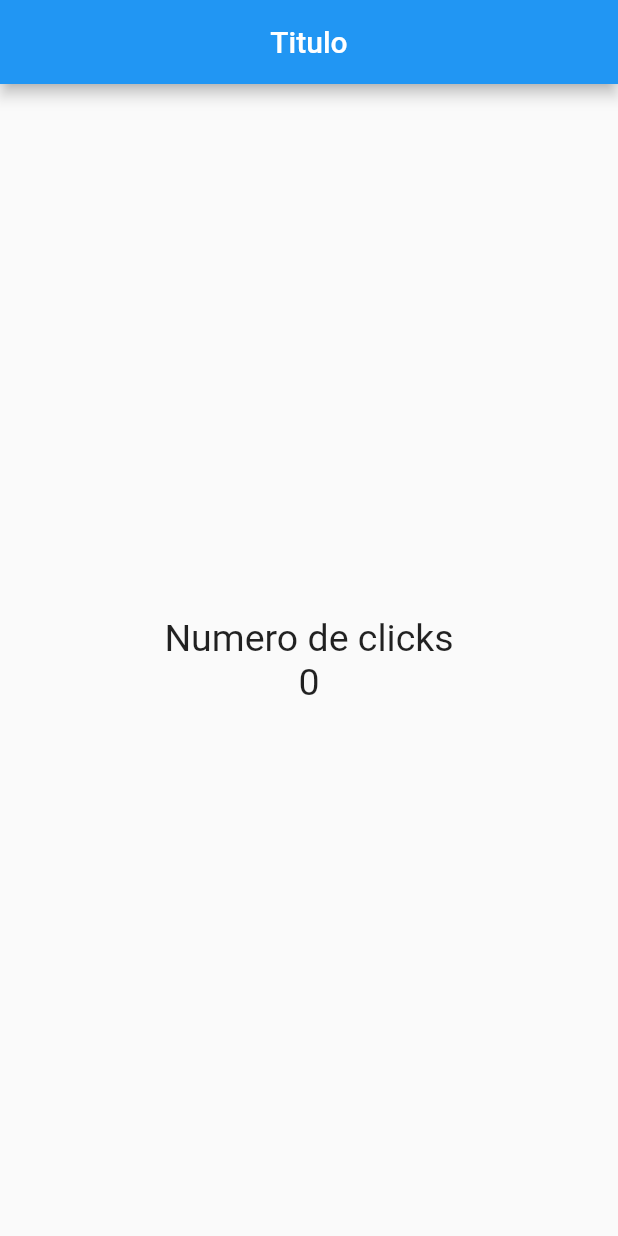
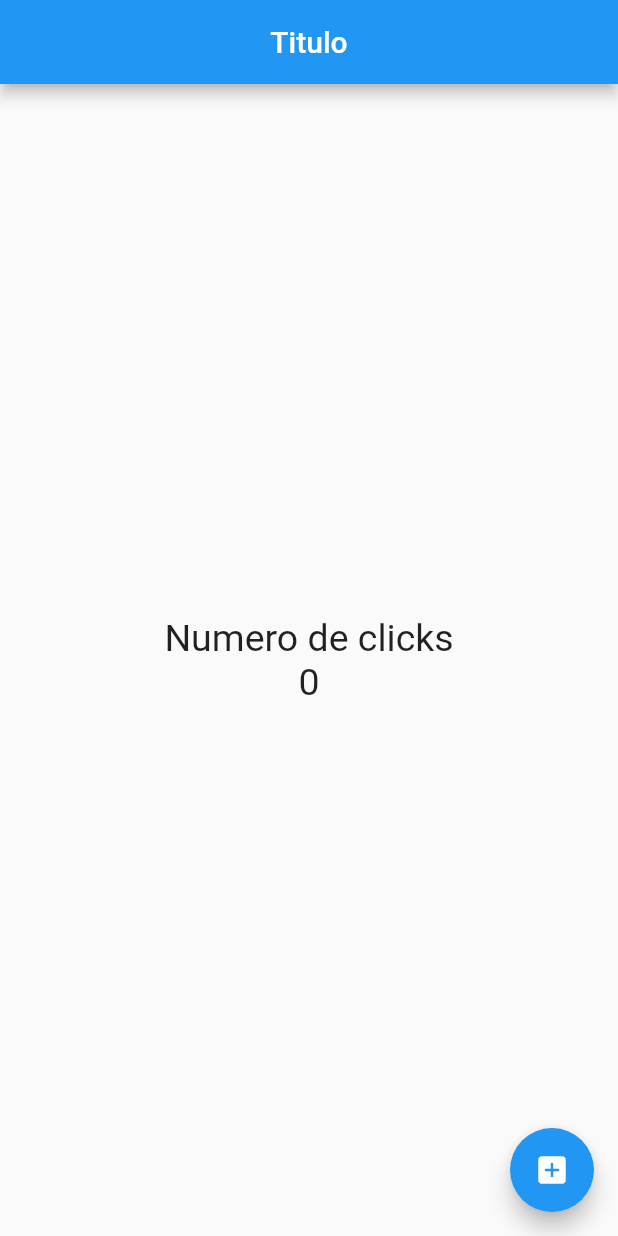
Before and after one commit to iglez/flutter_curso_contador, a Flutter app: the screen it shows after launch, on a phone screen of 412 x 824 dp. Run offline on Flutter 3.47's test engine with Material 2 defaults, Android fonts, the phone set to English and light mode, and no system bars.

Commit message:
Boton flotante solo pintado

```diff
--- a/lib/src/pages/home_page.dart
+++ b/lib/src/pages/home_page.dart
@@ -1,7 +1,6 @@
 import 'package:flutter/material.dart';
 
 class HomePage extends StatelessWidget {
-
   final TextStyle estiloTexto = TextStyle(fontSize: 25.0);
 
   // build snipets
@@ -20,9 +19,19 @@ class HomePage extends StatelessWidget {
           // Text('Numero de clicks', style: TextStyle(fontSize: 25.0)),
           // Text('0',style: TextStyle(fontSize: 25.0)),
           Text('Numero de clicks', style: estiloTexto),
-          Text('0',style: estiloTexto),
+          Text('0', style: estiloTexto),
         ],
       )),
+      floatingActionButton: FloatingActionButton(
+        // child: Text('+'),
+        child: Icon(Icons.add_box_rounded),
+
+        // onPressed: null,
+        // onPressed: () {},
+        onPressed: () {
+          print('Click');
+        },
+      ),
     );
   }
 }
```
